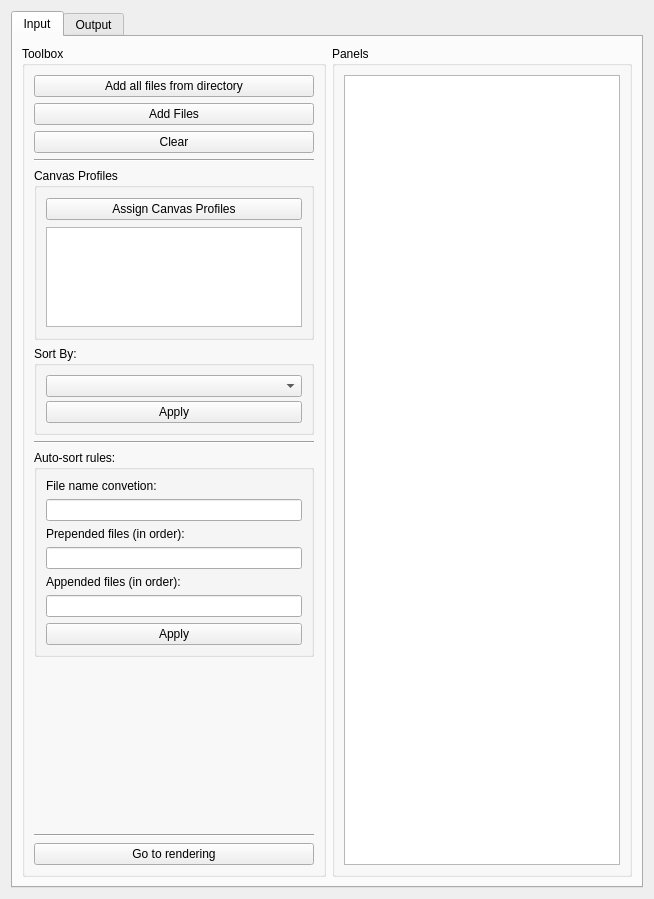
Qt form project.ui (ShadobaDev/Platemaker-qt) before a commit.
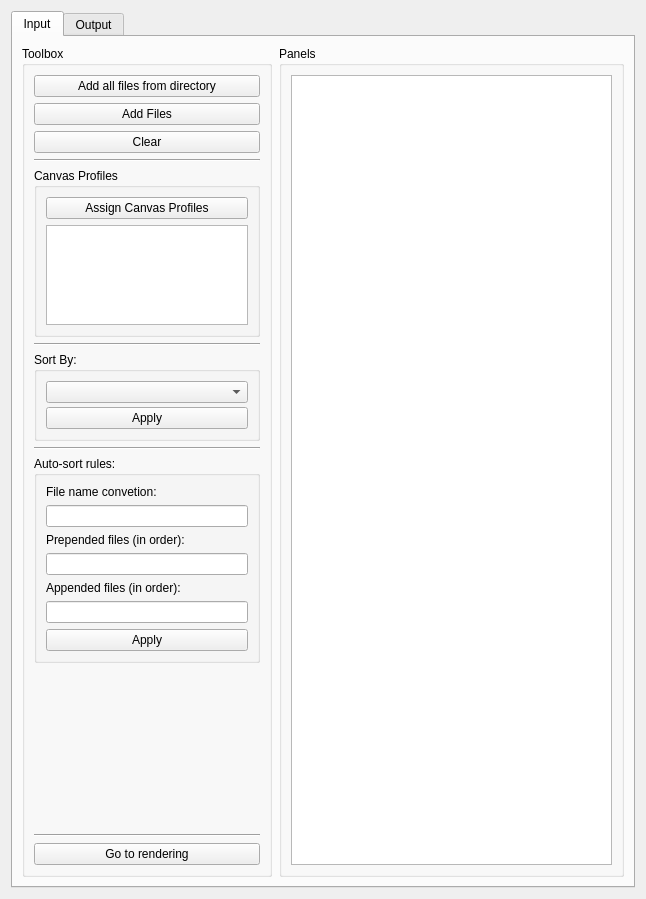
The same form after that commit.

Commit message: feat(project-management): enhance project management with context menu for renaming and deleting projects

Diff of the .ui file:
```diff
--- a/project.ui
+++ b/project.ui
@@ -121,7 +121,7 @@
           <item>
            <widget class="QGroupBox" name="groupBoxCanvasProfiles">
             <property name="sizePolicy">
-             <sizepolicy hsizetype="MinimumExpanding" vsizetype="MinimumExpanding">
+             <sizepolicy hsizetype="Preferred" vsizetype="Preferred">
               <horstretch>0</horstretch>
               <verstretch>0</verstretch>
              </sizepolicy>
@@ -129,7 +129,13 @@
             <property name="title">
              <string>Canvas Profiles</string>
             </property>
+            <property name="alignment">
+             <set>Qt::AlignmentFlag::AlignLeading|Qt::AlignmentFlag::AlignLeft|Qt::AlignmentFlag::AlignTop</set>
+            </property>
             <layout class="QVBoxLayout" name="verticalLayout">
+             <property name="sizeConstraint">
+              <enum>QLayout::SizeConstraint::SetNoConstraint</enum>
+             </property>
              <item>
               <widget class="QPushButton" name="pushButtonAssignCanvasProfiles">
                <property name="text">
@@ -139,6 +145,12 @@
              </item>
              <item>
               <widget class="QListWidget" name="listWidgetCanvasProfiles">
+               <property name="sizePolicy">
+                <sizepolicy hsizetype="Preferred" vsizetype="Preferred">
+                 <horstretch>0</horstretch>
+                 <verstretch>0</verstretch>
+                </sizepolicy>
+               </property>
                <property name="maximumSize">
                 <size>
                  <width>16777215</width>
@@ -150,6 +162,13 @@
             </layout>
            </widget>
           </item>
+          <item>
+           <widget class="Line" name="line_8">
+            <property name="orientation">
+             <enum>Qt::Orientation::Horizontal</enum>
+            </property>
+           </widget>
+          </item>
           <item>
            <widget class="QGroupBox" name="groupSortBy">
             <property name="sizePolicy">
```
The commit also changes 6 other files.
